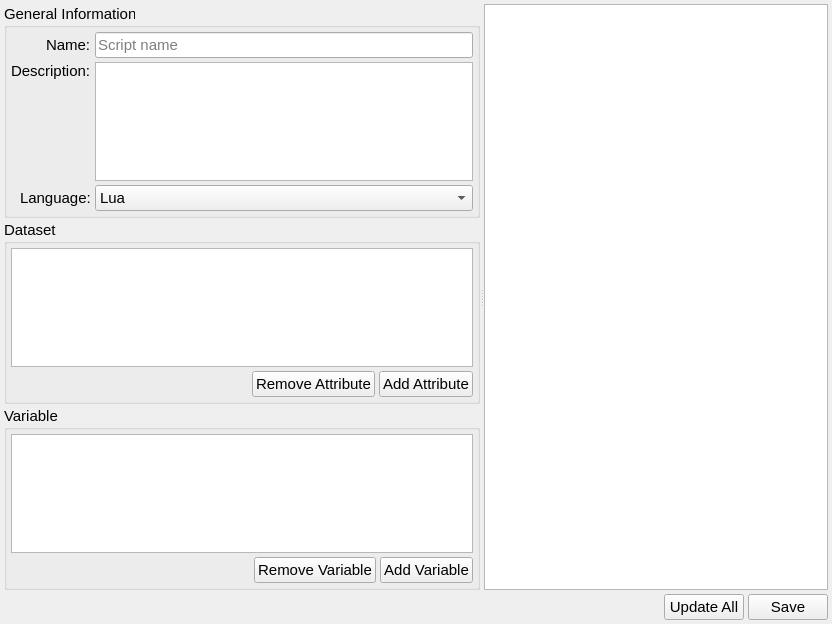
Above: ccs/script/ScriptDescriptionWidget.ui from bisegni/chaosframework before the change. Below: the same form after it.
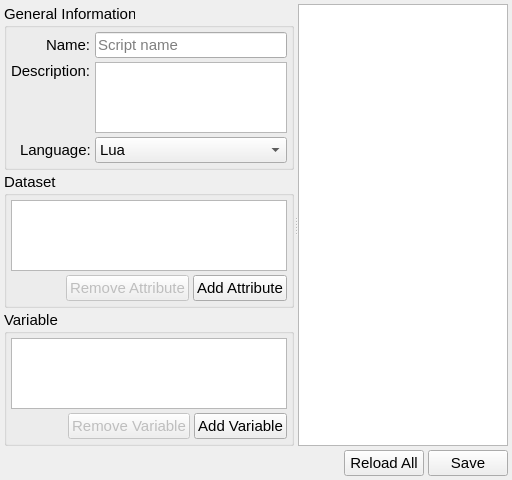
That is the form after the change.

Commit message: completed the editiing of the scirpt description

Diff of the .ui file:
```diff
--- a/ccs/script/ScriptDescriptionWidget.ui
+++ b/ccs/script/ScriptDescriptionWidget.ui
@@ -6,14 +6,14 @@
    <rect>
     <x>0</x>
     <y>0</y>
-    <width>832</width>
-    <height>624</height>
+    <width>512</width>
+    <height>480</height>
    </rect>
   </property>
   <property name="minimumSize">
    <size>
-    <width>832</width>
-    <height>624</height>
+    <width>512</width>
+    <height>480</height>
    </size>
   </property>
   <property name="windowTitle">
@@ -228,6 +228,9 @@
             </item>
             <item>
              <widget class="QPushButton" name="pushButtonremoveAttributeToDataset">
+              <property name="enabled">
+               <bool>false</bool>
+              </property>
               <property name="font">
                <font>
                 <pointsize>11</pointsize>
@@ -321,7 +324,10 @@
              </spacer>
             </item>
             <item>
-             <widget class="QPushButton" name="pushButton_3">
+             <widget class="QPushButton" name="pushButtonRemoveVariable">
+              <property name="enabled">
+               <bool>false</bool>
+              </property>
               <property name="font">
                <font>
                 <pointsize>11</pointsize>
@@ -395,12 +401,15 @@
         </font>
        </property>
        <property name="text">
-        <string>Update All</string>
+        <string>Reload All</string>
        </property>
       </widget>
      </item>
      <item>
       <widget class="QPushButton" name="pushButtonSaveScript">
+       <property name="enabled">
+        <bool>true</bool>
+       </property>
        <property name="font">
         <font>
          <pointsize>11</pointsize>
```
Left out of the diff: 5 changed lines with no effect on the pictures. The commit also changes 21 other files.
